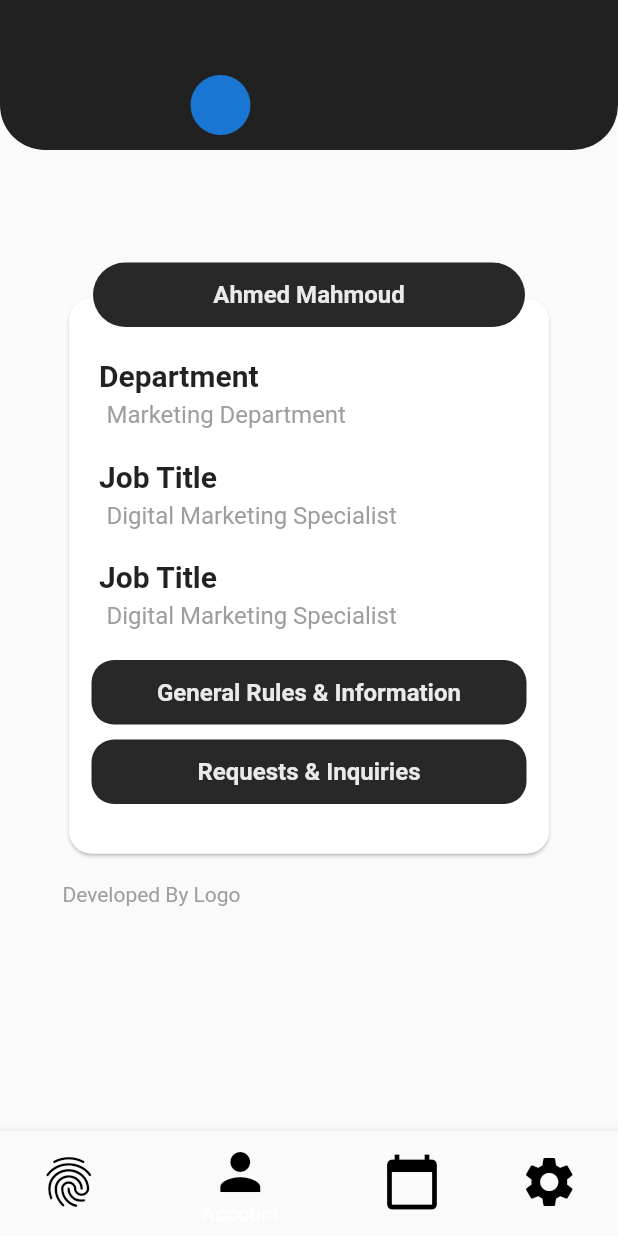
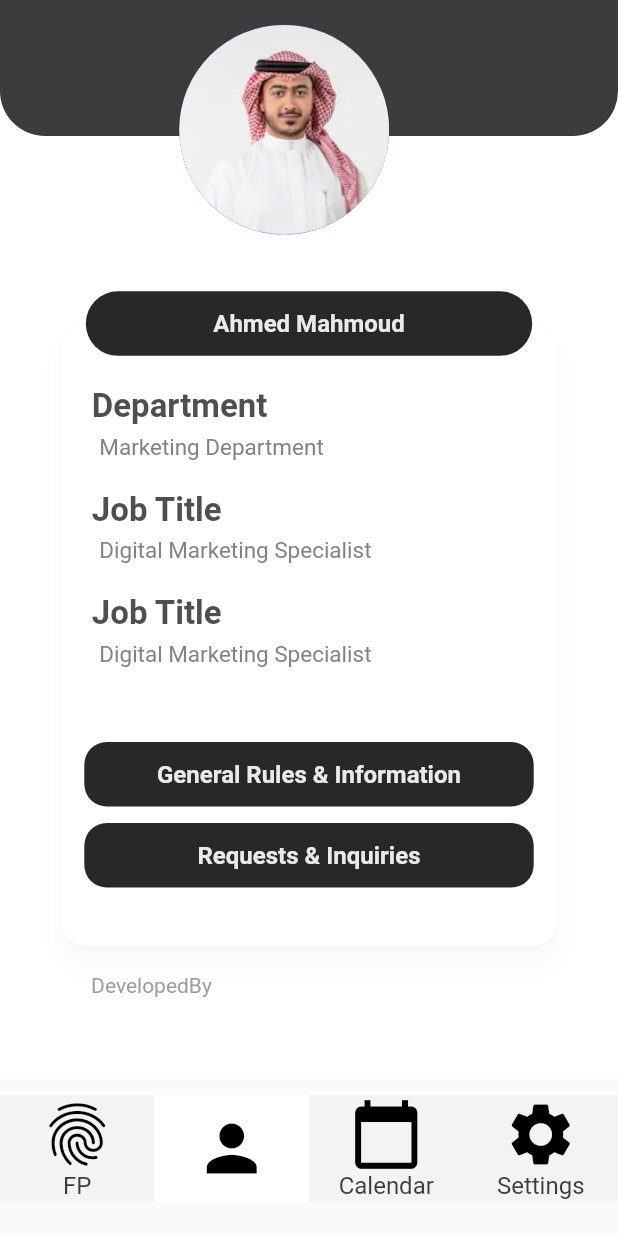
Before and after one commit to ADKamal1/Finger-Print, a Flutter app: the MyPage screen opened directly, item 2 of the bottom bar chosen, on a phone screen of 412 x 824 dp. Run offline on Flutter 3.47's test engine with Material 2 defaults, Android fonts, the phone set to English and light mode, and no system bars; our stand-ins replace shared_preferences; accounts and stored records are empty.

Commit message:
Account Updata

```diff
--- a/lib/ui/accountPage.dart
+++ b/lib/ui/accountPage.dart
@@ -4,48 +4,49 @@ import 'package:my_finger_printer/utils/common_container.dart';
 class AccountPage extends StatelessWidget {
   @override
   Widget build(BuildContext context) {
+    var height = MediaQuery.of(context).size.height;
+    var width = MediaQuery.of(context).size.width;
     return Column(
       children: [
         Stack(
           overflow: Overflow.visible,
           children: [
             Container(
-                height: 100, // height*.15
+                height: height * .11,
                 width: double.infinity,
                 decoration: BoxDecoration(
                   borderRadius: BorderRadius.only(
                     bottomLeft: Radius.circular(30),
                     bottomRight: Radius.circular(30),
                   ),
-                  color: Colors.black87,
+                  color: Color.fromRGBO(60, 60, 60, 1),
                 )),
             Positioned(
-              top: 50,
-              left: 127,
+              top: height * 0.02,
+              left: width * 0.29,
               child: CircleAvatar(
-                  //   backgroundImage: NetworkImage(
-                  //       //''),
-                  //   backgroundColor: Colors.white,
-                  //   radius: 60,
-                  //
-                  ),
+                backgroundImage: AssetImage('assets/images/avater.png'),
+                radius: 70,
+              ),
             ),
           ],
         ),
         SizedBox(
-          height: 95,
+          height: height * .15,
         ),
         Stack(
           overflow: Overflow.visible,
           children: [
             Card(
+              shadowColor: Color.fromRGBO(0, 0, 0, 0.16),
+              elevation: 6,
               shape: RoundedRectangleBorder(
                 borderRadius: BorderRadius.circular(15.0),
               ),
               color: Colors.white,
               child: Container(
-                height: 370,
-                width: 320,
+                height: height * 0.50,
+                width: width * 0.8,
                 padding: EdgeInsets.only(right: 15, left: 15),
                 decoration: BoxDecoration(
                   borderRadius: BorderRadius.circular(15),
@@ -60,8 +61,8 @@ class AccountPage extends StatelessWidget {
                       child: Text(
                         'Department',
                         style: TextStyle(
-                            color: Colors.black87,
-                            fontSize: 20,
+                            color: Color.fromRGBO(60, 60, 60, 0.9),
+                            fontSize: 22,
                             fontWeight: FontWeight.bold),
                       ),
                     ),
@@ -69,7 +70,9 @@ class AccountPage extends StatelessWidget {
                       padding: const EdgeInsets.only(top: 5, left: 10),
                       child: Text(
                         'Marketing Department',
-                        style: TextStyle(color: Colors.grey, fontSize: 16),
+                        style: TextStyle(
+                            color: Color.fromRGBO(116, 116, 116, 0.9),
+                            fontSize: 15),
                       ),
                     ),
                     Padding(
@@ -77,8 +80,8 @@ class AccountPage extends StatelessWidget {
                       child: Text(
                         'Job Title',
                         style: TextStyle(
-                            color: Colors.black87,
-                            fontSize: 20,
+                            color: Color.fromRGBO(60, 60, 60, 0.9),
+                            fontSize: 22,
                             fontWeight: FontWeight.bold),
                       ),
                     ),
@@ -86,7 +89,9 @@ class AccountPage extends StatelessWidget {
                       padding: const EdgeInsets.only(top: 5, left: 10),
                       child: Text(
                         'Digital Marketing Specialist',
-                        style: TextStyle(color: Colors.grey, fontSize: 16),
+                        style: TextStyle(
+                            color: Color.fromRGBO(116, 116, 116, 0.9),
+                            fontSize: 15),
                       ),
                     ),
                     Padding(
@@ -94,8 +99,8 @@ class AccountPage extends StatelessWidget {
                       child: Text(
                         'Job Title',
                         style: TextStyle(
-                            color: Colors.black87,
-                            fontSize: 20,
+                            color: Color.fromRGBO(60, 60, 60, 0.9),
+                            fontSize: 22,
                             fontWeight: FontWeight.bold),
                       ),
                     ),
@@ -103,15 +108,17 @@ class AccountPage extends StatelessWidget {
                       padding: const EdgeInsets.only(top: 5, left: 10),
                       child: Text(
                         'Digital Marketing Specialist',
-                        style: TextStyle(color: Colors.grey, fontSize: 16),
+                        style: TextStyle(
+                            color: Color.fromRGBO(116, 116, 116, 0.9),
+                            fontSize: 15),
                       ),
                     ),
                     SizedBox(
-                      height: 20,
+                      height: height * 0.06,
                     ),
                     DrawContainer('General Rules & Information', 15),
                     SizedBox(
-                      height: 10,
+                      height: 11,
                     ),
                     DrawContainer('Requests & Inquiries', 15)
                   ],
@@ -129,7 +136,7 @@ class AccountPage extends StatelessWidget {
         Padding(
           padding: const EdgeInsets.only(top: 15, right: 210),
           child: Text(
-            'Developed By Logo',
+            'DevelopedBy',
             style: TextStyle(color: Colors.grey),
           ),
         ),
--- a/lib/ui/mainPage.dart
+++ b/lib/ui/mainPage.dart
@@ -9,9 +9,6 @@ class MyPage extends StatefulWidget {
 }
 
 class _MyPageState extends State<MyPage> {
-  int _selectedIndex = 0;
-  static const TextStyle optionStyle =
-      TextStyle(fontSize: 30, fontWeight: FontWeight.bold);
   static List<Widget> _widgetOptions = <Widget>[
     FPPage(),
     AccountPage(),
@@ -35,81 +32,90 @@ class _MyPageState extends State<MyPage> {
     });
   }
 
+  final _selectedItemColor = Colors.black;
+  final _unselectedItemColor = Colors.black;
+  final _selectedBgColor = Colors.white;
+  final _unselectedBgColor = Color.fromRGBO(243, 243, 243, 1);
+  int _selectedIndex = 0;
+  static const TextStyle optionStyle =
+      TextStyle(fontSize: 30, fontWeight: FontWeight.bold);
+  Color _getBgColor(int index) =>
+      _selectedIndex == index ? _selectedBgColor : _unselectedBgColor;
+
+  Color _getItemColor(int index) =>
+      _selectedIndex == index ? _selectedItemColor : _unselectedItemColor;
+  Widget _buildIcon(IconData iconData, String text, int index) => Container(
+        width: double.infinity,
+        height: kBottomNavigationBarHeight + 15,
+        child: Material(
+          color: _getBgColor(index),
+          child: InkWell(
+            child: Column(
+              mainAxisAlignment: MainAxisAlignment.center,
+              children: <Widget>[
+                Icon(
+                  iconData,
+                  size: 50,
+                ),
+                (_selectedIndex != index)
+                    ? Text(text,
+                        style: TextStyle(
+                            fontSize: 16,
+                            color: Color.fromRGBO(40, 40, 40, 0.9)))
+                    : Container(),
+              ],
+            ),
+            onTap: () => _onTapped(index),
+          ),
+        ),
+      );
+
   @override
   Widget build(BuildContext context) {
     //var height= MediaQuery.of(context).size.height;
-    //var width = MediaQuery.of(context).size.width;
+    var width = MediaQuery.of(context).size.width;
     return Scaffold(
       body: SafeArea(
         child: _widgetOptions.elementAt(_selectedIndex),
       ),
+      backgroundColor: Colors.white,
       bottomNavigationBar: BottomNavigationBar(
-        backgroundColor: Color.fromRGBO(40, 40, 40, 0.9),
         items: [
           BottomNavigationBarItem(
-            title: Text(
-              'FP',
-              style: TextStyle(
-                fontSize: 16,
-              ),
-            ),
-            icon: Icon(
-              Icons.fingerprint,
-              size: 40,
-              color: Colors.black,
-            ),
+            // activeIcon: Container(
+            //   width: width * 0.25,
+            //   height: 40,
+            //   child: Image.asset(
+            //     'assets/images/ac.png',
+            //     fit: BoxFit.contain,
+            //   ),
+            // ),
+            //  backgroundColor: Color.fromRGBO(243, 243, 243, 1),
+            title: SizedBox.shrink(),
+            icon: _buildIcon(Icons.fingerprint, 'FP', 0),
           ),
           BottomNavigationBarItem(
-            icon: Icon(
-              Icons.person,
-              size: 40,
-              color: Colors.black,
-            ),
-            title: Text(
-              'Account',
-              style: TextStyle(
-                fontSize: 16,
-              ),
-            ),
-            //label: 'Account',
-            //backgroundColor: Colors.white
+            title: SizedBox.shrink(),
+            icon: _buildIcon(Icons.person, 'Account', 1),
           ),
           BottomNavigationBarItem(
-            icon: Icon(
-              Icons.calendar_today,
-              size: 40,
-              color: Colors.black,
-            ),
-            title: Text(
-              'Calendar',
-              style: TextStyle(
-                fontSize: 16,
-              ),
-            ),
+            title: SizedBox.shrink(),
+            icon: _buildIcon(Icons.calendar_today, 'Calendar', 2),
             //label: 'Calendar'
           ),
           BottomNavigationBarItem(
-            icon: Icon(
-              Icons.settings,
-              size: 40,
-              color: Colors.black,
-            ),
-            title: Text(
-              'Settings',
-              style: TextStyle(
-                fontSize: 16,
-              ),
-            ),
+            title: SizedBox.shrink(),
+            icon: _buildIcon(Icons.settings, 'Settings', 3),
             // label: 'Settings',
           ),
         ],
         currentIndex: _selectedIndex,
-        // backgroundColor: Colors.grey.shade700,
-        //selectedItemColor: Colors.white,
-        //unselectedItemColor: Colors.grey,
+        selectedItemColor: _selectedItemColor,
+        unselectedItemColor: _unselectedItemColor,
+        type: BottomNavigationBarType.fixed,
+        showUnselectedLabels: true,
+        showSelectedLabels: false,
         onTap: _onTapped,
-
-        //fixedColor: Colors.grey,
       ),
     );
   }
--- a/pubspec.yaml
+++ b/pubspec.yaml
@@ -59,6 +59,7 @@ flutter:
     - assets/images/fp.png
     - assets/images/gtt.png
     - assets/images/avater.png
+    - assets/images/ac.png
 
 
 
```
Also changed, not shown: assets/images/ac.png (added).
